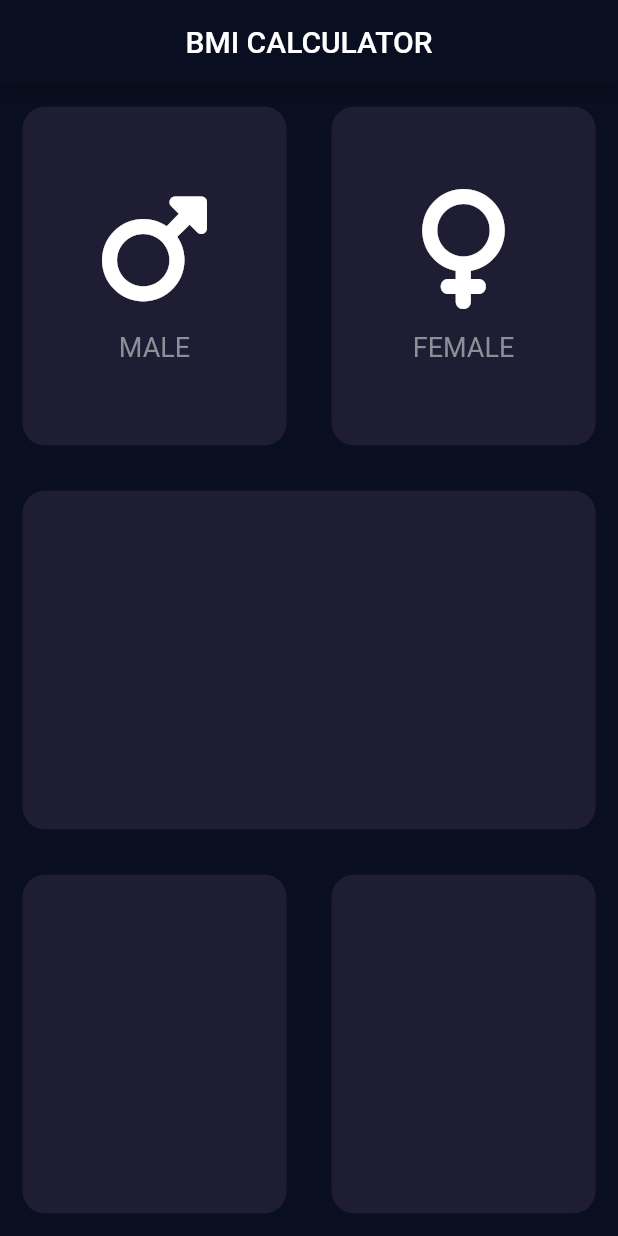
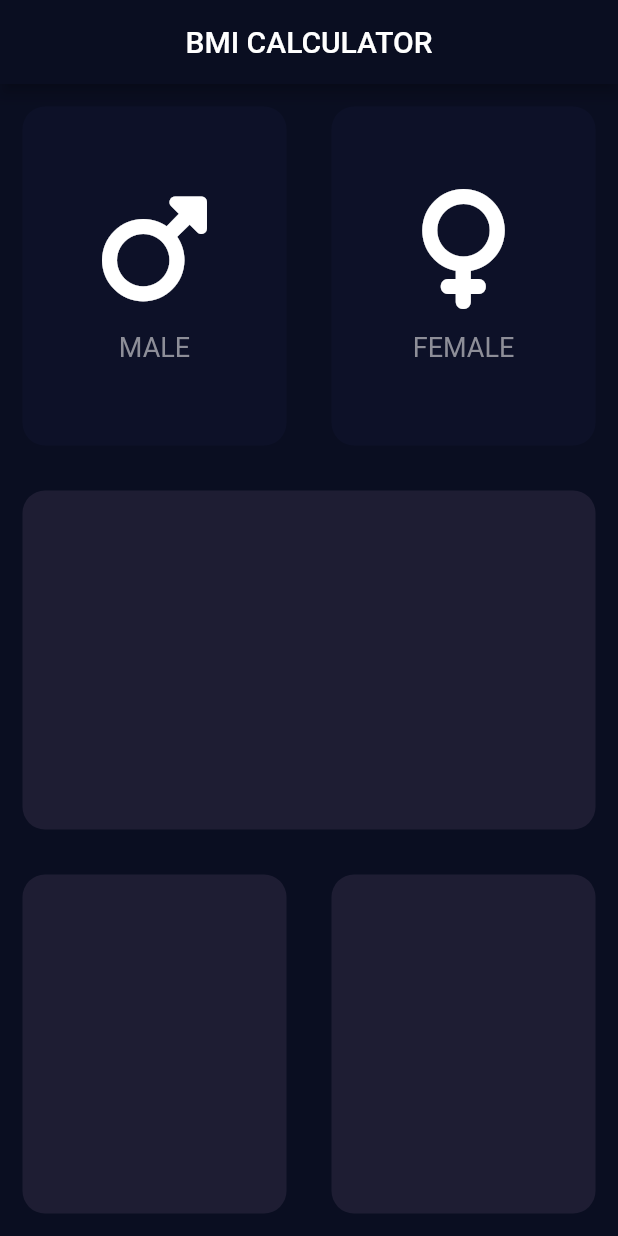
Before and after one commit to AdnanBashir87/bmi_calculator_flutter, a Flutter app: the screen it shows after launch, on a phone screen of 412 x 824 dp. Run offline on Flutter 3.47's test engine with Material 2 defaults, Android fonts, the phone set to English and light mode, and no system bars; our stand-ins replace font_awesome_flutter.

Commit message:
new code commit

```diff
--- a/lib/constants.dart
+++ b/lib/constants.dart
@@ -3,4 +3,7 @@ import 'dart:ui';
 Color primaryColor = const Color(0xFF0A0E21);
 Color white = const Color(0xFFFFFFFF);
 Color cardColor = const Color(0xFF1E1D33);
+Color inActiveCardColor = const Color(0xFF0D1128);
 Color textColor1 = const Color(0xFF8D8E98);
+
+// Styles for texts
--- a/lib/custom_widgets/icon_content.dart
+++ b/lib/custom_widgets/icon_content.dart
@@ -1,12 +1,12 @@
 import 'package:flutter/material.dart';
-import 'package:font_awesome_flutter/font_awesome_flutter.dart';
 
 import '../constants.dart';
 
 class IconContent extends StatelessWidget {
   final IconData sex;
   final String text;
-  const IconContent({super.key, required this.sex, required this.text});
+  IconContent({super.key, required this.sex, required this.text});
+  TextStyle labelTextStyle = TextStyle(fontSize: 18, color: textColor1);
 
   @override
   Widget build(BuildContext context) {
@@ -17,10 +17,7 @@ class IconContent extends StatelessWidget {
         const SizedBox(height: 15),
         Text(
           text,
-          style: TextStyle(
-            fontSize: 18,
-            color: textColor1,
-          ),
+          style: labelTextStyle,
         ),
       ],
     );
--- a/lib/custom_widgets/myContainer.dart
+++ b/lib/custom_widgets/myContainer.dart
@@ -2,10 +2,10 @@ import 'package:flutter/material.dart';
 
 import '../constants.dart';
 
-class ReUseableContainer extends StatelessWidget {
+class ReusableContainer extends StatelessWidget {
   final Color cardColor;
   final child;
-  const ReUseableContainer({
+  const ReusableContainer({
     super.key,
     required this.cardColor,
     this.child,
--- a/lib/views/home_screen.dart
+++ b/lib/views/home_screen.dart
@@ -13,10 +13,30 @@ class HomeScreen extends StatefulWidget {
 }
 
 class _HomeScreenState extends State<HomeScreen> {
+  Color maleCardColor = inActiveCardColor;
+  Color femaleCardColor = inActiveCardColor;
+  bool selectedCard = false;
+  void updateColor(int gender) {
+    if (gender == 1) {
+      if (maleCardColor == inActiveCardColor) {
+        maleCardColor = cardColor;
+        femaleCardColor = inActiveCardColor;
+      } else {
+        maleCardColor = inActiveCardColor;
+      }
+    } else {
+      if (femaleCardColor == inActiveCardColor) {
+        femaleCardColor = cardColor;
+        maleCardColor = inActiveCardColor;
+      } else {
+        femaleCardColor = inActiveCardColor;
+      }
+    }
+  }
+
   @override
   Widget build(BuildContext context) {
     return Scaffold(
-      // backgroundColor: Colors.black,
       appBar: AppBar(
         title: const Text('BMI CALCULATOR'),
         centerTitle: true,
@@ -27,20 +47,36 @@ class _HomeScreenState extends State<HomeScreen> {
             child: Row(
               children: [
                 Expanded(
-                  child: ReUseableContainer(
-                    cardColor: cardColor,
-                    child: const IconContent(
-                      sex: FontAwesomeIcons.mars,
-                      text: 'MALE',
+                  child: GestureDetector(
+                    onTap: () {
+                      setState(() {
+                        updateColor(1);
+                      });
+                      print('male card is pressed');
+                    },
+                    child: ReusableContainer(
+                      cardColor: maleCardColor,
+                      child: IconContent(
+                        sex: FontAwesomeIcons.mars,
+                        text: 'MALE',
+                      ),
                     ),
                   ),
                 ),
                 Expanded(
-                  child: ReUseableContainer(
-                    cardColor: cardColor,
-                    child: const IconContent(
-                      sex: FontAwesomeIcons.venus,
-                      text: 'FEMALE',
+                  child: GestureDetector(
+                    onTap: () {
+                      setState(() {
+                        updateColor(2);
+                      });
+                      print('female Card is Pressed');
+                    },
+                    child: ReusableContainer(
+                      cardColor: femaleCardColor,
+                      child: IconContent(
+                        sex: FontAwesomeIcons.venus,
+                        text: 'FEMALE',
+                      ),
                     ),
                   ),
                 ),
@@ -48,7 +84,7 @@ class _HomeScreenState extends State<HomeScreen> {
             ),
           ),
           Expanded(
-            child: ReUseableContainer(
+            child: ReusableContainer(
               cardColor: cardColor,
             ),
           ),
@@ -56,12 +92,12 @@ class _HomeScreenState extends State<HomeScreen> {
             child: Row(
               children: [
                 Expanded(
-                  child: ReUseableContainer(
+                  child: ReusableContainer(
                     cardColor: cardColor,
                   ),
                 ),
                 Expanded(
-                  child: ReUseableContainer(
+                  child: ReusableContainer(
                     cardColor: cardColor,
                   ),
                 ),
```
